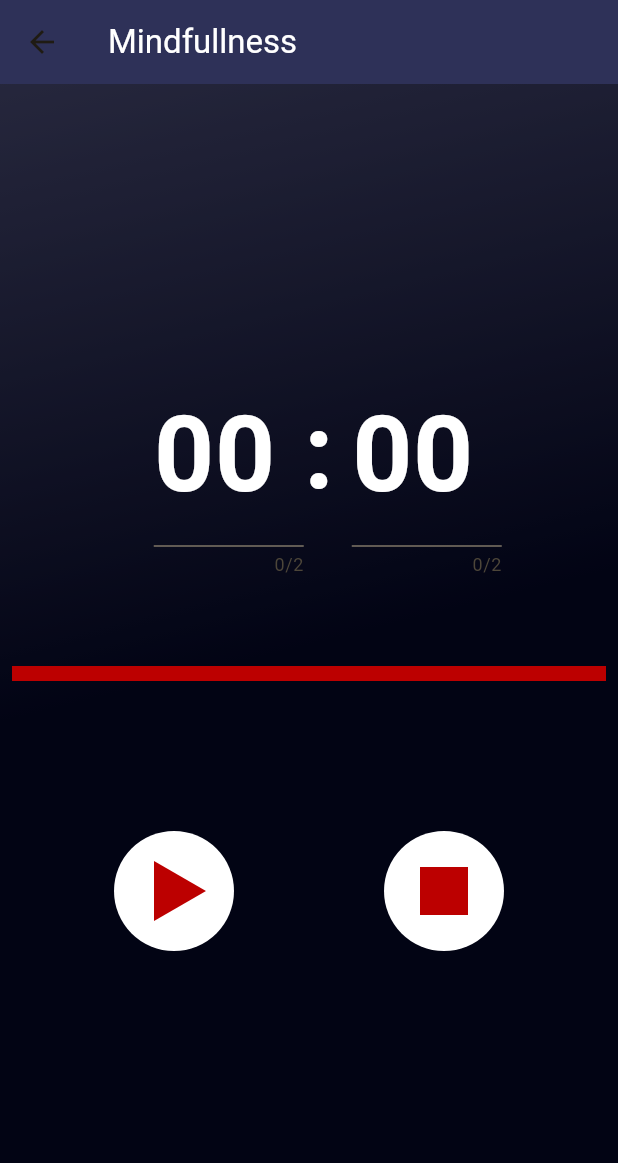
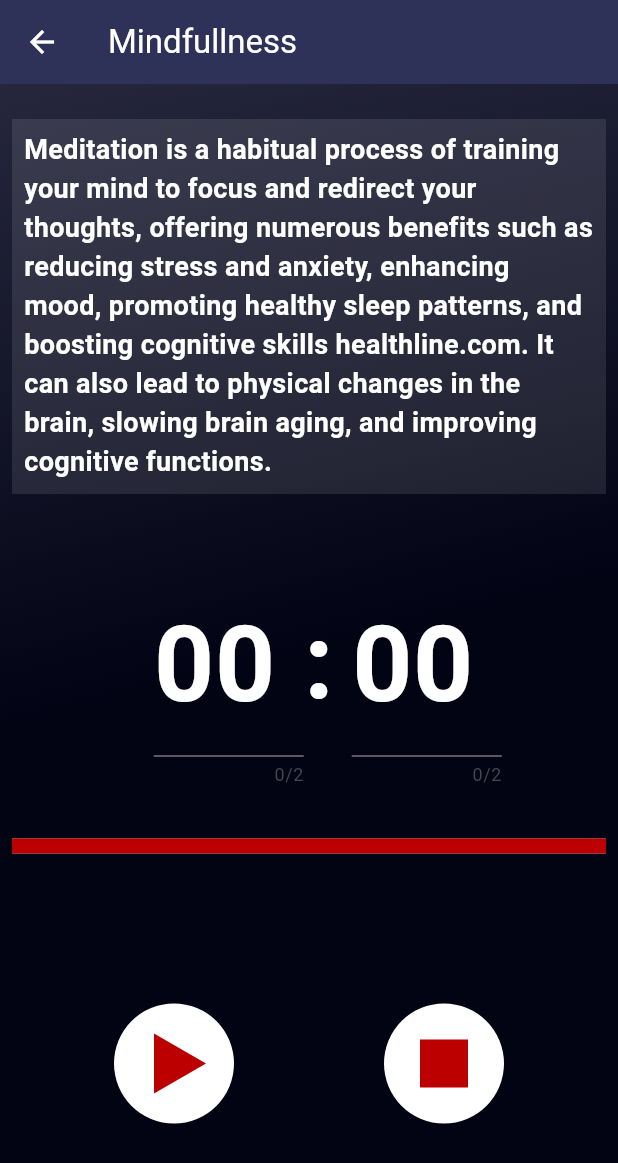
Before and after one commit to Shreesh09/companion-mental-health-tracker-app, a Flutter app: the MeditateView screen opened by its route, on a phone screen of 412 x 824 dp. Shown: the top 1163 px of the screen. Run offline on Flutter 3.47's test engine with Material 2 defaults, Android fonts, the phone set to English and light mode, and no system bars; our stand-ins replace bloc, cloud_firestore, equatable, firebase_auth, firebase_core, fl_chart and 2 more; accounts and stored records are empty; network calls fail.

Commit message:
Refactoring and Buf Fixes

```diff
--- a/lib/assets/widgets/timer_widget.dart
+++ b/lib/assets/widgets/timer_widget.dart
@@ -18,7 +18,7 @@ class TimerWidget extends StatelessWidget {
       children: [
         SizedBox(
           width: MediaQuery.sizeOf(context).width * .80,
-          height: 200,
+          height: 150,
           child: Row(
             mainAxisAlignment: MainAxisAlignment.center,
             children: [
--- /dev/null
+++ b/lib/helpers/extract_name_asset.dart
@@ -0,0 +1,5 @@
+String extractName(String path) {
+  path = path.substring(7);
+  path = path.substring(0, path.length - 4);
+  return path;
+}
--- a/lib/main.dart
+++ b/lib/main.dart
@@ -8,7 +8,7 @@ import 'package:companionapp/views/home_page_view.dart';
 import 'package:companionapp/views/journal/create_update_note_view.dart';
 import 'package:companionapp/views/journal/journal_view.dart';
 import 'package:companionapp/views/auth/login_view.dart';
-import 'package:companionapp/views/meditate_view.dart';
+import 'package:companionapp/views/meditaion/meditate_view.dart';
 import 'package:companionapp/views/auth/register_view.dart';
 import 'package:companionapp/views/auth/verify_email_view.dart';
 import 'package:companionapp/views/mood_tracker/mood_tracker.dart';
@@ -22,7 +22,6 @@ void main() {
   runApp(MaterialApp(
       title: 'Flutter Demo',
       theme: ThemeData(
-        colorScheme: ColorScheme.fromSeed(seedColor: Colors.amber),
         useMaterial3: true,
       ),
       home: BlocProvider<AuthBloc>(
--- a/lib/services/Timer/Bloc/TimerBloc/timer_bloc.dart
+++ b/lib/services/Timer/Bloc/TimerBloc/timer_bloc.dart
@@ -2,6 +2,7 @@ import 'package:bloc/bloc.dart';
 import 'package:companionapp/services/Timer/Bloc/TimerBloc/timer_events.dart';
 import 'package:companionapp/services/Timer/Bloc/TimerBloc/timer_states.dart';
 import 'package:companionapp/services/Timer/timer_service.dart';
+import 'package:companionapp/utilities/dialogs/timer_finished_dialog.dart';
 
 class TimerBloc extends Bloc<TimerEvent, TimerState> {
   TimerBloc(TimerService timer) : super(const TimerStateUninitialized()) {
@@ -24,8 +25,11 @@ class TimerBloc extends Bloc<TimerEvent, TimerState> {
     );
 
     on<TimerEventStop>(
-      (event, emit) {
+      (event, emit) async {
         timer.stopTimer();
+        if (event.context != null) {
+          await showTimerFinishedDialog(event.context!, "Timer Ran Out!");
+        }
         emit(const TimerStateStopped(exception: null));
       },
     );
--- a/lib/services/Timer/Bloc/TimerBloc/timer_events.dart
+++ b/lib/services/Timer/Bloc/TimerBloc/timer_events.dart
@@ -1,3 +1,5 @@
+import 'package:flutter/material.dart';
+
 abstract class TimerEvent {
   const TimerEvent();
 }
@@ -7,7 +9,8 @@ class TimerEventStart extends TimerEvent {
 }
 
 class TimerEventStop extends TimerEvent {
-  const TimerEventStop() : super();
+  final BuildContext? context;
+  const TimerEventStop({this.context}) : super();
 }
 
 class TimerEventSet extends TimerEvent {
--- a/lib/views/auth/verify_email_view.dart
+++ b/lib/views/auth/verify_email_view.dart
@@ -16,6 +16,7 @@ class _VerifyEmailViewState extends State<VerifyEmailView> {
   Widget build(BuildContext context) {
     return Scaffold(
       appBar: AppBar(
+        iconTheme: const IconThemeData(color: Colors.white),
         systemOverlayStyle: const SystemUiOverlayStyle(
           statusBarColor: Colors.black,
         ),
--- a/lib/views/journal/journal_view.dart
+++ b/lib/views/journal/journal_view.dart
@@ -32,6 +32,7 @@ class _JournalViewState extends State<JournalView> {
       child: Scaffold(
         backgroundColor: Colors.black45,
         appBar: AppBar(
+          iconTheme: const IconThemeData(color: Colors.white),
           systemOverlayStyle: const SystemUiOverlayStyle(
             statusBarColor: Colors.black,
           ),
--- /dev/null
+++ b/lib/views/meditaion/meditaion_text.dart
@@ -0,0 +1,20 @@
+import 'package:flutter/material.dart';
+
+class MediataionText extends StatelessWidget {
+  const MediataionText({super.key});
+
+  @override
+  Widget build(BuildContext context) {
+    return Padding(
+      padding: const EdgeInsets.all(8.0),
+      child: const Text(
+        "Meditation is a habitual process of training your mind to focus and redirect your thoughts, offering numerous benefits such as reducing stress and anxiety, enhancing mood, promoting healthy sleep patterns, and boosting cognitive skills healthline.com. It can also lead to physical changes in the brain, slowing brain aging, and improving cognitive functions.\n\nHere is a simple guideline on how to start meditating:\n\t1) Find a quiet and comfortable place. Sit in a chair or on the floor with your head, neck, and back straight but not stiff.\n\t2) Try to set aside 10 to 15 minutes a day in the beginning. Over time, you can increase this to longer periods.\n\t3) Close your eyes and take deep breaths. Breathe in through the nose, gently, slowly. Pause. Exhale. Try to keep your mind focused on your breath.\n\t4) If your mind wanders, return your focus back to your breath. The goal is not to clear the mind, but to focus your attention, and when it drifts, to bring it back.\n\nRemember, meditation requires practice. It's normal for your mind to wander during meditation, so don't be too hard on yourself. The act of bringing your attention back to your breath when your mind does wander is actually where the magic happens",
+        style: TextStyle(
+          color: Colors.white,
+          fontWeight: FontWeight.w600,
+          fontSize: 18,
+        ),
+      ),
+    );
+  }
+}
--- a/lib/views/meditate_view.dart
+++ b/lib/views/meditaion/meditate_view.dart
@@ -7,11 +7,12 @@ import 'package:companionapp/services/Timer/Bloc/TimerBloc/timer_bloc.dart';
 import 'package:companionapp/services/Timer/Bloc/TimerBloc/timer_events.dart';
 import 'package:companionapp/services/Timer/Bloc/TimerBloc/timer_states.dart';
 import 'package:companionapp/utilities/dialogs/error_dialog.dart';
+import 'package:companionapp/views/meditaion/meditaion_text.dart';
 import 'package:flutter/material.dart';
 import 'package:flutter/services.dart';
 import 'package:flutter_bloc/flutter_bloc.dart';
-import '../assets/gradients/home_page_gradient.dart';
-import '../services/Timer/timer_service.dart';
+import '../../assets/gradients/home_page_gradient.dart';
+import '../../services/Timer/timer_service.dart';
 
 class MeditateView extends StatefulWidget {
   const MeditateView({super.key});
@@ -56,6 +57,7 @@ class _MeditateViewState extends State<MeditateView> {
             child: Scaffold(
               backgroundColor: Colors.black45,
               appBar: AppBar(
+                iconTheme: const IconThemeData(color: Colors.white),
                 systemOverlayStyle: const SystemUiOverlayStyle(
                   statusBarColor: Colors.black,
                 ),
@@ -67,7 +69,18 @@ class _MeditateViewState extends State<MeditateView> {
                 child: Center(
                   child: Column(children: [
                     const SizedBox(
-                      height: 150,
+                      height: 15,
+                    ),
+                    SizedBox(
+                      height: 250,
+                      child: SingleChildScrollView(
+                          scrollDirection: Axis.vertical,
+                          child: Container(
+                              color: Colors.white10,
+                              child: const MediataionText())),
+                    ),
+                    const SizedBox(
+                      height: 50,
                     ),
                     BlocBuilder<TimerBloc, TimerState>(
                       builder: (context, state) {
@@ -77,7 +90,7 @@ class _MeditateViewState extends State<MeditateView> {
                             children: [
                               SizedBox(
                                 width: MediaQuery.sizeOf(context).width * .80,
-                                height: 200,
+                                height: 150,
                                 child: Row(
                                   mainAxisAlignment: MainAxisAlignment.center,
                                   children: [
@@ -130,9 +143,8 @@ class _MeditateViewState extends State<MeditateView> {
                                       timerProgress = timerProgress - rate;
                                       print(timerProgress);
                                       if (time == 0) {
-                                        context
-                                            .read<TimerBloc>()
-                                            .add(const TimerEventStop());
+                                        context.read<TimerBloc>().add(
+                                            TimerEventStop(context: context));
                                         timerProgress = 1.0;
                                       }
                                       return TimerWidget(
@@ -225,9 +237,7 @@ class _MeditateViewState extends State<MeditateView> {
                         ),
                         InkWell(
                           onTap: () {
-                            context
-                                .read<TimerBloc>()
-                                .add(const TimerEventStop());
+                            context.read<TimerBloc>().add(TimerEventStop());
                             timerProgress = 1.0;
                           },
                           child: Container(
--- a/lib/views/mood_tracker/moods_view.dart
+++ b/lib/views/mood_tracker/moods_view.dart
@@ -4,11 +4,8 @@ import 'package:companionapp/assets/widgets/white_text_widget.dart';
 import 'package:companionapp/services/mood_tracker_db/firbase_cloud_storage_mood.dart';
 import 'package:companionapp/views/mood_tracker/line_chart.dart';
 import 'package:companionapp/views/mood_tracker/radial_chart.dart';
-import 'package:fl_chart/fl_chart.dart';
 import 'package:flutter/material.dart';
 import 'package:flutter/services.dart';
-
-import '../../constants/routes.dart';
 import '../../services/auth/auth_service.dart';
 import 'moods_list_view.dart';
 
@@ -36,6 +33,7 @@ class _MoodsViewState extends State<MoodsView> {
       child: Scaffold(
         backgroundColor: Colors.transparent,
         appBar: AppBar(
+          iconTheme: const IconThemeData(color: Colors.white),
           systemOverlayStyle: const SystemUiOverlayStyle(
             statusBarColor: Colors.black,
           ),
```
Also changed, not shown: lib/utilities/dialogs/timer_finished_dialog.dart (added, +16 -0 lines), lib/views/auth/forgot_password_view.dart (+15 -4 lines), lib/views/auth/login_view.dart (+33 -7 lines), lib/views/auth/register_view.dart (+36 -7 lines), lib/views/home_page_view.dart (+6 -3 lines), lib/views/mood_tracker/line_chart.dart (+19 -18 lines), lib/views/mood_tracker/mood_tracker.dart (+2 -6 lines), lib/views/mood_tracker/moods_list_view.dart (+24 -9 lines), lib/views/mood_tracker/radial_chart.dart (+8 -8 lines).
